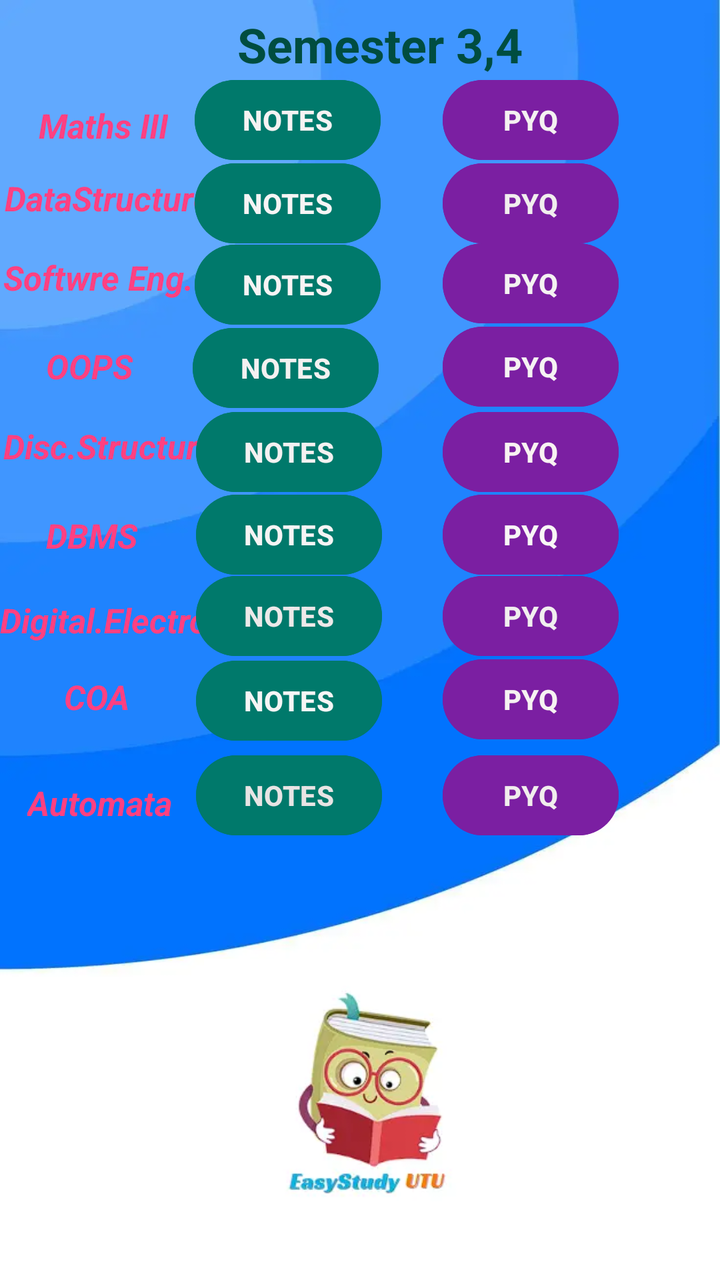
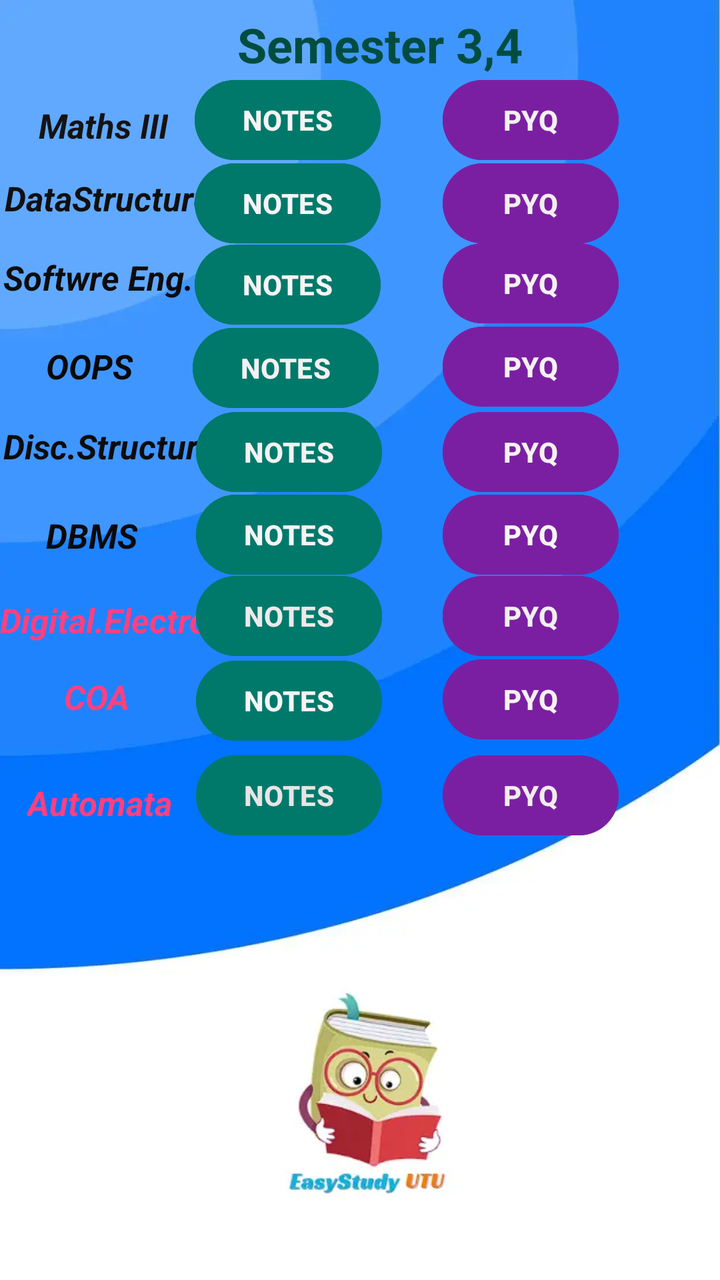

An Android layout rendered at two revisions. The XML below is the earlier revision; the diff shows what the commit changed to produce the second picture.
<!-- AndroidManifest.xml: application theme Theme.EasyStudyUTU -->
<!-- res/layout/activity_second_year.xml -->
<?xml version="1.0" encoding="utf-8"?>
<androidx.constraintlayout.widget.ConstraintLayout xmlns:android="http://schemas.android.com/apk/res/android"
    xmlns:app="http://schemas.android.com/apk/res-auto"
    xmlns:tools="http://schemas.android.com/tools"
    android:layout_width="match_parent"
    android:layout_height="match_parent"
    android:background="@drawable/background2"
    tools:context=".SecondYear">

    <TextView
        android:id="@+id/textView11"
        android:layout_width="wrap_content"
        android:layout_height="wrap_content"
        android:backgroundTint="#DFD6E1"
        android:text="Semester 3,4"
        android:textColor="#004D40"
        android:textSize="24dp"
        android:textStyle="bold"
        app:layout_constraintBottom_toBottomOf="parent"
        app:layout_constraintEnd_toEndOf="parent"
        app:layout_constraintHorizontal_bias="0.546"
        app:layout_constraintStart_toStartOf="parent"
        app:layout_constraintTop_toTopOf="parent"
        app:layout_constraintVertical_bias="0.01" />

    <ImageView
        android:id="@+id/imageView5"
        android:layout_width="160dp"
        android:layout_height="147dp"
        app:layout_constraintBottom_toBottomOf="parent"
        app:layout_constraintEnd_toEndOf="parent"
        app:layout_constraintHorizontal_bias="0.498"
        app:layout_constraintStart_toStartOf="parent"
        app:layout_constraintTop_toTopOf="parent"
        app:layout_constraintVertical_bias="0.972"
        app:srcCompat="@drawable/applogo" />

    <TextView
        android:id="@+id/textView12"
        android:layout_width="wrap_content"
        android:layout_height="wrap_content"
        android:text="Maths III"
        android:textColor="#FF4081"
        android:textSize="17dp"
        android:textStyle="bold|italic"
        app:layout_constraintBottom_toBottomOf="parent"
        app:layout_constraintEnd_toEndOf="parent"
        app:layout_constraintHorizontal_bias="0.066"
        app:layout_constraintStart_toStartOf="parent"
        app:layout_constraintTop_toTopOf="parent"
        app:layout_constraintVertical_bias="0.083" />

    <TextView
        android:id="@+id/textView13"
        android:layout_width="106dp"
        android:layout_height="27dp"
        android:text="DataStructure"
        android:textColor="#FF4081"
        android:textSize="17dp"
        android:textStyle="bold|italic"
        app:layout_constraintBottom_toBottomOf="parent"
        app:layout_constraintEnd_toEndOf="parent"
        app:layout_constraintHorizontal_bias="0.009"
        app:layout_constraintStart_toStartOf="parent"
        app:layout_constraintTop_toTopOf="parent"
        app:layout_constraintVertical_bias="0.143" />

    <Button
        android:id="@+id/math3notes"
        android:layout_width="wrap_content"
        android:layout_height="wrap_content"
        android:backgroundTint="#00796B"
        android:text="NOTES"
        android:textColor="#F6F3F3"
        android:textStyle="bold"
        app:layout_constraintBottom_toBottomOf="parent"
        app:layout_constraintEnd_toEndOf="parent"
        app:layout_constraintHorizontal_bias="0.364"
        app:layout_constraintStart_toStartOf="parent"
        app:layout_constraintTop_toTopOf="parent"
        app:layout_constraintVertical_bias="0.061" />

    <Button
        android:id="@+id/math3pyq"
        android:layout_width="wrap_content"
        android:layout_height="wrap_content"
        android:backgroundTint="#7B1FA2"
        android:text="PYQ"
        android:textColor="#F4F1F1"
        android:textStyle="bold"
        app:layout_constraintBottom_toBottomOf="parent"
        app:layout_constraintEnd_toEndOf="parent"
        app:layout_constraintHorizontal_bias="0.814"
        app:layout_constraintStart_toStartOf="parent"
        app:layout_constraintTop_toTopOf="parent"
        app:layout_constraintVertical_bias="0.061" />

    <Button
        android:id="@+id/dsanotes"
        android:layout_width="wrap_content"
        android:layout_height="wrap_content"
        android:backgroundTint="#00796B"
        android:text="NOTES"
        android:textColor="#F6F4F4"
        android:textStyle="bold"
        app:layout_constraintBottom_toBottomOf="parent"
        app:layout_constraintEnd_toEndOf="parent"
        app:layout_constraintHorizontal_bias="0.364"
        app:layout_constraintStart_toStartOf="parent"
        app:layout_constraintTop_toTopOf="parent"
        app:layout_constraintVertical_bias="0.131" />

    <Button
        android:id="@+id/dsapyq"
        android:layout_width="wrap_content"
        android:layout_height="wrap_content"
        android:backgroundTint="#7B1FA2"
        android:text="PYQ"
        android:textColor="#F1EEEE"
        android:textStyle="bold"
        app:layout_constraintBottom_toBottomOf="parent"
        app:layout_constraintEnd_toEndOf="parent"
        app:layout_constraintHorizontal_bias="0.814"
        app:layout_constraintStart_toStartOf="parent"
        app:layout_constraintTop_toTopOf="parent"
        app:layout_constraintVertical_bias="0.131" />

    <TextView
        android:id="@+id/textView14"
        android:layout_width="wrap_content"
        android:layout_height="wrap_content"
        android:text="Softwre Eng."
        android:textColor="#FF4081"
        android:textSize="17dp"
        android:textStyle="bold|italic"
        app:layout_constraintBottom_toBottomOf="parent"
        app:layout_constraintEnd_toEndOf="parent"
        app:layout_constraintHorizontal_bias="0.006"
        app:layout_constraintStart_toStartOf="parent"
        app:layout_constraintTop_toTopOf="parent"
        app:layout_constraintVertical_bias="0.206" />

    <Button
        android:id="@+id/softwarenotes"
        android:layout_width="wrap_content"
        android:layout_height="wrap_content"
        android:backgroundTint="#00796B"
        android:text="NOTES"
        android:textColor="#F8F4F4"
        android:textStyle="bold"
        app:layout_constraintBottom_toBottomOf="parent"
        app:layout_constraintEnd_toEndOf="parent"
        app:layout_constraintHorizontal_bias="0.364"
        app:layout_constraintStart_toStartOf="parent"
        app:layout_constraintTop_toTopOf="parent"
        app:layout_constraintVertical_bias="0.2" />

    <Button
        android:id="@+id/softwarepyq"
        android:layout_width="wrap_content"
        android:layout_height="wrap_content"
        android:backgroundTint="#7B1FA2"
        android:text="PYQ"
        android:textColor="#F4F2F2"
        android:textStyle="bold"
        app:layout_constraintBottom_toBottomOf="parent"
        app:layout_constraintEnd_toEndOf="parent"
        app:layout_constraintHorizontal_bias="0.814"
        app:layout_constraintStart_toStartOf="parent"
        app:layout_constraintTop_toTopOf="parent"
        app:layout_constraintVertical_bias="0.199" />

    <TextView
        android:id="@+id/textView15"
        android:layout_width="wrap_content"
        android:layout_height="wrap_content"
        android:text="OOPS"
        android:textColor="#FF4081"
        android:textSize="17dp"
        android:textStyle="bold|italic"
        app:layout_constraintBottom_toBottomOf="parent"
        app:layout_constraintEnd_toEndOf="parent"
        app:layout_constraintHorizontal_bias="0.073"
        app:layout_constraintStart_toStartOf="parent"
        app:layout_constraintTop_toTopOf="parent"
        app:layout_constraintVertical_bias="0.278" />

    <Button
        android:id="@+id/oopsnotes"
        android:layout_width="wrap_content"
        android:layout_height="wrap_content"
        android:backgroundTint="#00796B"
        android:text="NOTES"
        android:textColor="#F4F1F1"
        android:textStyle="bold"
        app:layout_constraintBottom_toBottomOf="parent"
        app:layout_constraintEnd_toEndOf="parent"
        app:layout_constraintHorizontal_bias="0.361"
        app:layout_constraintStart_toStartOf="parent"
        app:layout_constraintTop_toTopOf="parent"
        app:layout_constraintVertical_bias="0.27" />

    <Button
        android:id="@+id/oopspyq"
        android:layout_width="wrap_content"
        android:layout_height="wrap_content"
        android:backgroundTint="#7B1FA2"
        android:text="PYQ"
        android:textColor="#F6F3F3"
        android:textStyle="bold"
        app:layout_constraintBottom_toBottomOf="parent"
        app:layout_constraintEnd_toEndOf="parent"
        app:layout_constraintHorizontal_bias="0.814"
        app:layout_constraintStart_toStartOf="parent"
        app:layout_constraintTop_toTopOf="parent"
        app:layout_constraintVertical_bias="0.269" />

    <TextView
        android:id="@+id/textView16"
        android:layout_width="wrap_content"
        android:layout_height="wrap_content"
        android:text="Disc.Structure"
        android:textColor="#FF4081"
        android:textSize="17dp"
        android:textStyle="bold|italic"
        app:layout_constraintBottom_toBottomOf="parent"
        app:layout_constraintEnd_toEndOf="parent"
        app:layout_constraintHorizontal_bias="0.006"
        app:layout_constraintStart_toStartOf="parent"
        app:layout_constraintTop_toTopOf="parent"
        app:layout_constraintVertical_bias="0.343" />

    <Button
        android:id="@+id/discretenotes"
        android:layout_width="wrap_content"
        android:layout_height="wrap_content"
        android:backgroundTint="#00796B"
        android:text="NOTES"
        android:textColor="#F4F1F1"
        android:textStyle="bold"
        app:layout_constraintBottom_toBottomOf="parent"
        app:layout_constraintEnd_toEndOf="parent"
        app:layout_constraintHorizontal_bias="0.367"
        app:layout_constraintStart_toStartOf="parent"
        app:layout_constraintTop_toTopOf="parent"
        app:layout_constraintVertical_bias="0.341" />

    <Button
        android:id="@+id/discretepyq"
        android:layout_width="wrap_content"
        android:layout_height="wrap_content"
        android:backgroundTint="#7B1FA2"
        android:text="PYQ"
        android:textColor="#F8F2F2"
        android:textStyle="bold"
        app:layout_constraintBottom_toBottomOf="parent"
        app:layout_constraintEnd_toEndOf="parent"
        app:layout_constraintHorizontal_bias="0.814"
        app:layout_constraintStart_toStartOf="parent"
        app:layout_constraintTop_toTopOf="parent"
        app:layout_constraintVertical_bias="0.341" />

    <TextView
        android:id="@+id/textView17"
        android:layout_width="wrap_content"
        android:layout_height="wrap_content"
        android:text="DBMS"
        android:textColor="#FF4081"
        android:textSize="17dp"
        android:textStyle="bold|italic"
        app:layout_constraintBottom_toBottomOf="parent"
        app:layout_constraintEnd_toEndOf="parent"
        app:layout_constraintHorizontal_bias="0.073"
        app:layout_constraintStart_toStartOf="parent"
        app:layout_constraintTop_toTopOf="parent"
        app:layout_constraintVertical_bias="0.415" />

    <Button
        android:id="@+id/dbmsnotes"
        android:layout_width="wrap_content"
        android:layout_height="wrap_content"
        android:backgroundTint="#00796B"
        android:text="NOTES"
        android:textColor="#F6F4F4"
        android:textStyle="bold"
        app:layout_constraintBottom_toBottomOf="parent"
        app:layout_constraintEnd_toEndOf="parent"
        app:layout_constraintHorizontal_bias="0.367"
        app:layout_constraintStart_toStartOf="parent"
        app:layout_constraintTop_toTopOf="parent"
        app:layout_constraintVertical_bias="0.411" />

    <Button
        android:id="@+id/dbmspyq"
        android:layout_width="wrap_content"
        android:layout_height="wrap_content"
        android:backgroundTint="#7B1FA2"
        android:text="PYQ"
        android:textColor="#F8F6F6"
        android:textStyle="bold"
        app:layout_constraintBottom_toBottomOf="parent"
        app:layout_constraintEnd_toEndOf="parent"
        app:layout_constraintHorizontal_bias="0.814"
        app:layout_constraintStart_toStartOf="parent"
        app:layout_constraintTop_toTopOf="parent"
        app:layout_constraintVertical_bias="0.411" />

    <TextView
        android:id="@+id/textView18"
        android:layout_width="wrap_content"
        android:layout_height="wrap_content"
        android:text="Digital.Electro"
        android:textColor="#FF4081"
        android:textSize="17dp"
        android:textStyle="bold|italic"
        app:layout_constraintBottom_toBottomOf="parent"
        app:layout_constraintEnd_toEndOf="parent"
        app:layout_constraintHorizontal_bias="0.0"
        app:layout_constraintStart_toStartOf="parent"
        app:layout_constraintTop_toTopOf="parent"
        app:layout_constraintVertical_bias="0.484" />

    <Button
        android:id="@+id/digitalelectronotes"
        android:layout_width="wrap_content"
        android:layout_height="wrap_content"
        android:backgroundTint="#00796B"
        android:text="NOTES"
        android:textColor="#EDE9E9"
        android:textStyle="bold"
        app:layout_constraintBottom_toBottomOf="parent"
        app:layout_constraintEnd_toEndOf="parent"
        app:layout_constraintHorizontal_bias="0.367"
        app:layout_constraintStart_toStartOf="parent"
        app:layout_constraintTop_toTopOf="parent"
        app:layout_constraintVertical_bias="0.48" />

    <Button
        android:id="@+id/digitalelectropyq"
        android:layout_width="wrap_content"
        android:layout_height="wrap_content"
        android:backgroundTint="#7B1FA2"
        android:text="PYQ"
        android:textColor="#F1EFEF"
        android:textStyle="bold"
        app:layout_constraintBottom_toBottomOf="parent"
        app:layout_constraintEnd_toEndOf="parent"
        app:layout_constraintHorizontal_bias="0.814"
        app:layout_constraintStart_toStartOf="parent"
        app:layout_constraintTop_toTopOf="parent"
        app:layout_constraintVertical_bias="0.48" />

    <TextView
        android:id="@+id/textView19"
        android:layout_width="wrap_content"
        android:layout_height="wrap_content"
        android:text="COA"
        android:textColor="#FF4081"
        android:textSize="17dp"
        android:textStyle="bold|italic"
        app:layout_constraintBottom_toBottomOf="parent"
        app:layout_constraintEnd_toEndOf="parent"
        app:layout_constraintHorizontal_bias="0.098"
        app:layout_constraintStart_toStartOf="parent"
        app:layout_constraintTop_toTopOf="parent"
        app:layout_constraintVertical_bias="0.546" />

    <Button
        android:id="@+id/coanotes"
        android:layout_width="wrap_content"
        android:layout_height="wrap_content"
        android:backgroundTint="#00796B"
        android:text="NOTES"
        android:textColor="#F6F5F5"
        android:textStyle="bold"
        app:layout_constraintBottom_toBottomOf="parent"
        app:layout_constraintEnd_toEndOf="parent"
        app:layout_constraintHorizontal_bias="0.367"
        app:layout_constraintStart_toStartOf="parent"
        app:layout_constraintTop_toTopOf="parent"
        app:layout_constraintVertical_bias="0.551" />

    <TextView
        android:id="@+id/textView20"
        android:layout_width="wrap_content"
        android:layout_height="wrap_content"
        android:text="Automata"
        android:textColor="#FF4081"
        android:textSize="17dp"
        android:textStyle="bold|italic"
        app:layout_constraintBottom_toBottomOf="parent"
        app:layout_constraintEnd_toEndOf="parent"
        app:layout_constraintHorizontal_bias="0.047"
        app:layout_constraintStart_toStartOf="parent"
        app:layout_constraintTop_toTopOf="parent"
        app:layout_constraintVertical_bias="0.632" />

    <Button
        android:id="@+id/coapyq"
        android:layout_width="wrap_content"
        android:layout_height="wrap_content"
        android:backgroundTint="#7B1FA2"
        android:text="PYQ"
        android:textColor="#F6F2F2"
        android:textStyle="bold"
        app:layout_constraintBottom_toBottomOf="parent"
        app:layout_constraintEnd_toEndOf="parent"
        app:layout_constraintHorizontal_bias="0.814"
        app:layout_constraintStart_toStartOf="parent"
        app:layout_constraintTop_toTopOf="parent"
        app:layout_constraintVertical_bias="0.55" />

    <Button
        android:id="@+id/automatanotes"
        android:layout_width="wrap_content"
        android:layout_height="wrap_content"
        android:backgroundTint="#00796B"
        android:text="NOTES"
        android:textColor="#E8E4E4"
        android:textStyle="bold"
        app:layout_constraintBottom_toBottomOf="parent"
        app:layout_constraintEnd_toEndOf="parent"
        app:layout_constraintHorizontal_bias="0.367"
        app:layout_constraintStart_toStartOf="parent"
        app:layout_constraintTop_toTopOf="parent"
        app:layout_constraintVertical_bias="0.631" />

    <Button
        android:id="@+id/automatapyq"
        android:layout_width="wrap_content"
        android:layout_height="wrap_content"
        android:backgroundTint="#7B1FA2"
        android:text="PYQ"
        android:textColor="#F1EDED"
        android:textStyle="bold"
        app:layout_constraintBottom_toBottomOf="parent"
        app:layout_constraintEnd_toEndOf="parent"
        app:layout_constraintHorizontal_bias="0.814"
        app:layout_constraintStart_toStartOf="parent"
        app:layout_constraintTop_toTopOf="parent"
        app:layout_constraintVertical_bias="0.631" />

</androidx.constraintlayout.widget.ConstraintLayout>
<!-- resources referenced by this layout -->
<resources>
  <!-- drawable applogo: webp bitmap (drawable, 4716 bytes) -->
  <!-- drawable background2: webp bitmap (drawable, 6770 bytes) -->
  <style name="Theme.EasyStudyUTU" parent="Base.Theme.EasyStudyUTU" />
  <style name="Base.Theme.EasyStudyUTU" parent="Theme.Material3.DayNight.NoActionBar">
          
          
      </style>
</resources>

<!-- the commit's change to res/layout/activity_second_year.xml (unified diff, before → after) -->
@@ -40,7 +40,7 @@
         android:layout_width="wrap_content"
         android:layout_height="wrap_content"
         android:text="Maths III"
-        android:textColor="#FF4081"
+        android:textColor="#141313"
         android:textSize="17dp"
         android:textStyle="bold|italic"
         app:layout_constraintBottom_toBottomOf="parent"
@@ -55,7 +55,7 @@
         android:layout_width="106dp"
         android:layout_height="27dp"
         android:text="DataStructure"
-        android:textColor="#FF4081"
+        android:textColor="#101010"
         android:textSize="17dp"
         android:textStyle="bold|italic"
         app:layout_constraintBottom_toBottomOf="parent"
@@ -130,7 +130,7 @@
         android:layout_width="wrap_content"
         android:layout_height="wrap_content"
         android:text="Softwre Eng."
-        android:textColor="#FF4081"
+        android:textColor="#0D0C0D"
         android:textSize="17dp"
         android:textStyle="bold|italic"
         app:layout_constraintBottom_toBottomOf="parent"
@@ -175,7 +175,7 @@
         android:layout_width="wrap_content"
         android:layout_height="wrap_content"
         android:text="OOPS"
-        android:textColor="#FF4081"
+        android:textColor="#090909"
         android:textSize="17dp"
         android:textStyle="bold|italic"
         app:layout_constraintBottom_toBottomOf="parent"
@@ -220,7 +220,7 @@
         android:layout_width="wrap_content"
         android:layout_height="wrap_content"
         android:text="Disc.Structure"
-        android:textColor="#FF4081"
+        android:textColor="#0D0C0C"
         android:textSize="17dp"
         android:textStyle="bold|italic"
         app:layout_constraintBottom_toBottomOf="parent"
@@ -265,7 +265,7 @@
         android:layout_width="wrap_content"
         android:layout_height="wrap_content"
         android:text="DBMS"
-        android:textColor="#FF4081"
+        android:textColor="#0B0A0B"
         android:textSize="17dp"
         android:textStyle="bold|italic"
         app:layout_constraintBottom_toBottomOf="parent"
